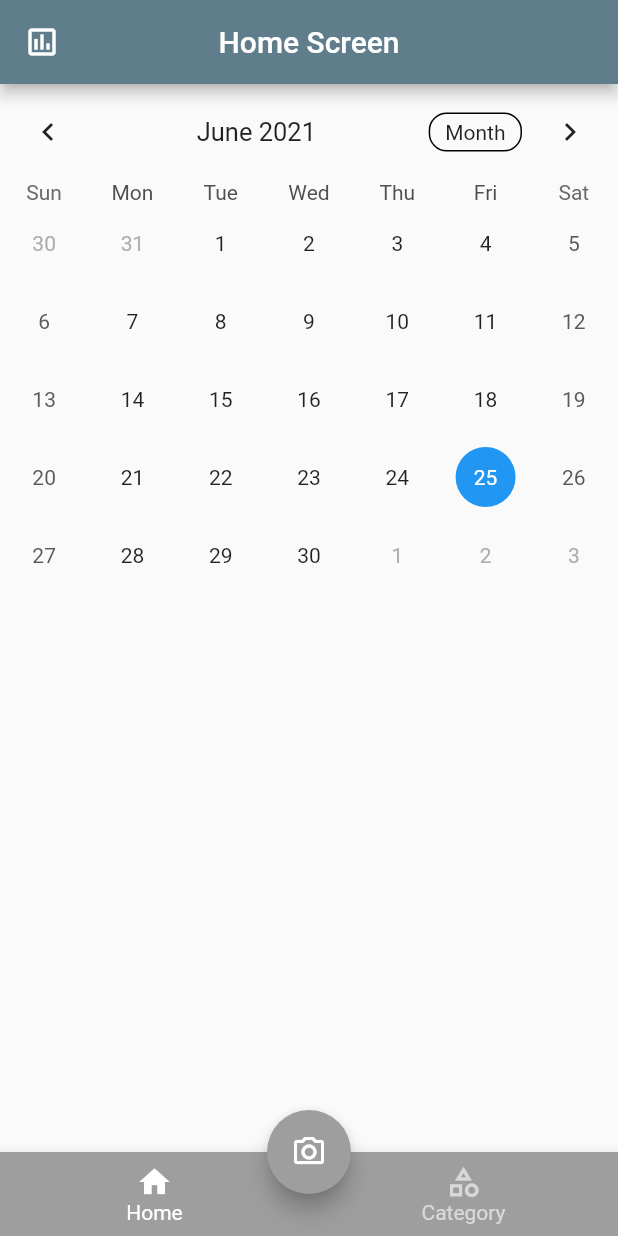
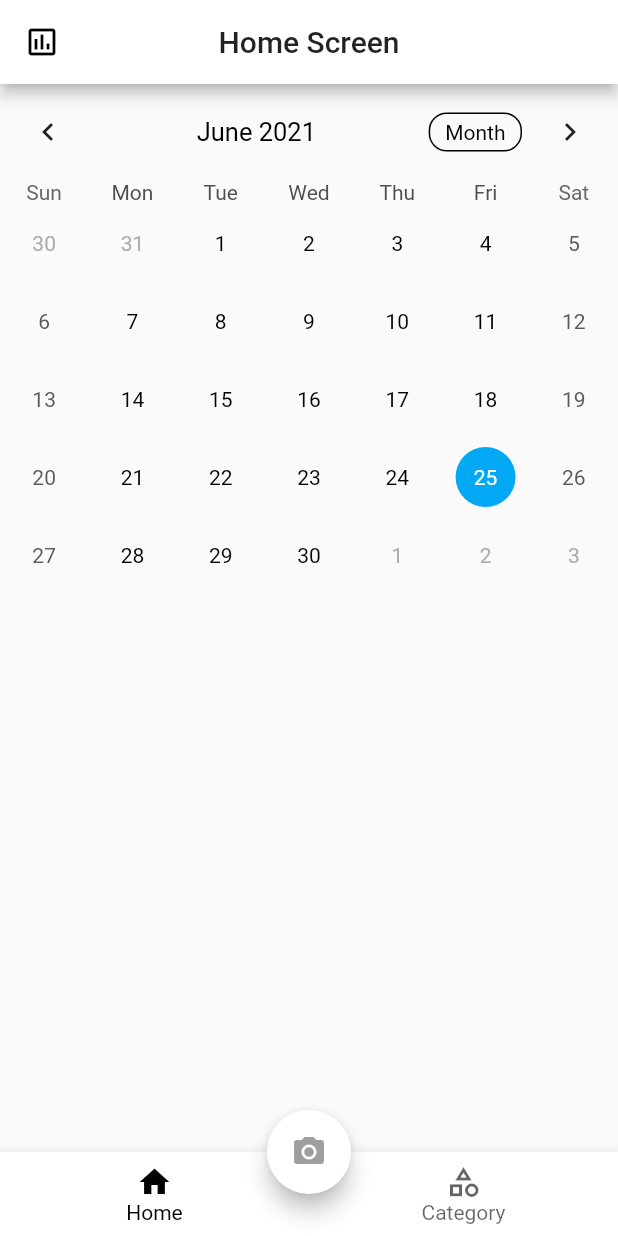
Before and after one commit to jeparktech/flutter_obigoProject, a Flutter app: the screen it shows after launch, on a phone screen of 412 x 824 dp. Run offline on Flutter 3.47's test engine with Material 2 defaults, Android fonts, the phone set to English and light mode, and no system bars; drawn by our look-alikes of table_calendar; our stand-ins replace image_picker, sqflite; accounts and stored records are empty.

Commit message:
theme color change

```diff
--- a/lib/main.dart
+++ b/lib/main.dart
@@ -1,10 +1,6 @@
-import 'dart:io';
-
 import 'package:flutter/material.dart';
 import 'package:flutter/widgets.dart';
 import 'package:flutter_obigoproject/widgets/new_Image.dart';
-
-import './widgets/receipt_recog .dart';
 import './widgets/calendar.dart';
 
 void main() async {
@@ -35,8 +31,9 @@ class MyApp extends StatelessWidget {
   Widget build(BuildContext context) {
     return MaterialApp(
       title: 'Flutter Calendar',
-      theme: ThemeData(
-        primarySwatch: Colors.blueGrey,
+      theme: new ThemeData(
+        primaryColor: Colors.white,
+        textTheme: Theme.of(context).textTheme.apply(bodyColor: Colors.black, displayColor: Colors.black),
       ),
       home: HomePage(),
     );
@@ -49,6 +46,9 @@ class HomePage extends StatefulWidget {
 }
 
 class _HomePageState extends State<HomePage> {
+  int _selectedIndex = 0;
+
+  //camera button
   openBottomSheet(BuildContext context) {
     showModalBottomSheet(
       context: context,
@@ -58,30 +58,32 @@ class _HomePageState extends State<HomePage> {
     );
   }
 
-  int _selectedIndex = 0;
-
   @override
   Widget build(BuildContext context) {
     return Scaffold(
       appBar: AppBar(
-        title: Text('Home Screen'),
+        backgroundColor: Colors.white,
+        title: Text('Home Screen',),
         centerTitle: true,
         leading: IconButton(
             icon: Icon(Icons.assessment_outlined), onPressed: () => {}), //통계버튼
       ),
+
       floatingActionButton: FloatingActionButton(
         onPressed: () {
           openBottomSheet(context);
         },
-        child: Icon(Icons.camera_alt_outlined),
-        backgroundColor: Colors.grey,
+        child: Icon(Icons.camera_alt, color: Colors.grey,),
+        backgroundColor: Colors.white,
       ),
       floatingActionButtonLocation: FloatingActionButtonLocation.centerDocked,
+
+
       bottomNavigationBar: BottomNavigationBar(
         type: BottomNavigationBarType.fixed,
-        backgroundColor: Colors.grey, //Backgound color of the bar
-        selectedItemColor: Colors.white,
-        unselectedItemColor: Colors.white.withOpacity(.60),
+        backgroundColor: Colors.white, //Backgound color of the bar
+        selectedItemColor: Colors.black,
+        unselectedItemColor: Colors.black.withOpacity(.60),
         selectedFontSize: 14,
         unselectedFontSize: 14,
         currentIndex: _selectedIndex,
@@ -109,9 +111,6 @@ class _HomePageState extends State<HomePage> {
 
   List<Widget> _widgetOptions = [
     Calendar(),
-    Text(
-      'Category',
-      style: TextStyle(fontSize: 30),
-    ),
+    Text('Category', style: TextStyle(fontSize: 30),),
   ];
 }
--- a/lib/widgets/calendar.dart
+++ b/lib/widgets/calendar.dart
@@ -50,7 +50,7 @@ class _CalendarState extends State<Calendar> {
         calendarStyle: CalendarStyle(
           isTodayHighlighted: true,
           selectedDecoration: BoxDecoration(
-            color: Colors.blue,
+            color: Colors.lightBlue,
             shape: BoxShape.circle,
           ),
           selectedTextStyle: TextStyle(color: Colors.white),
```
